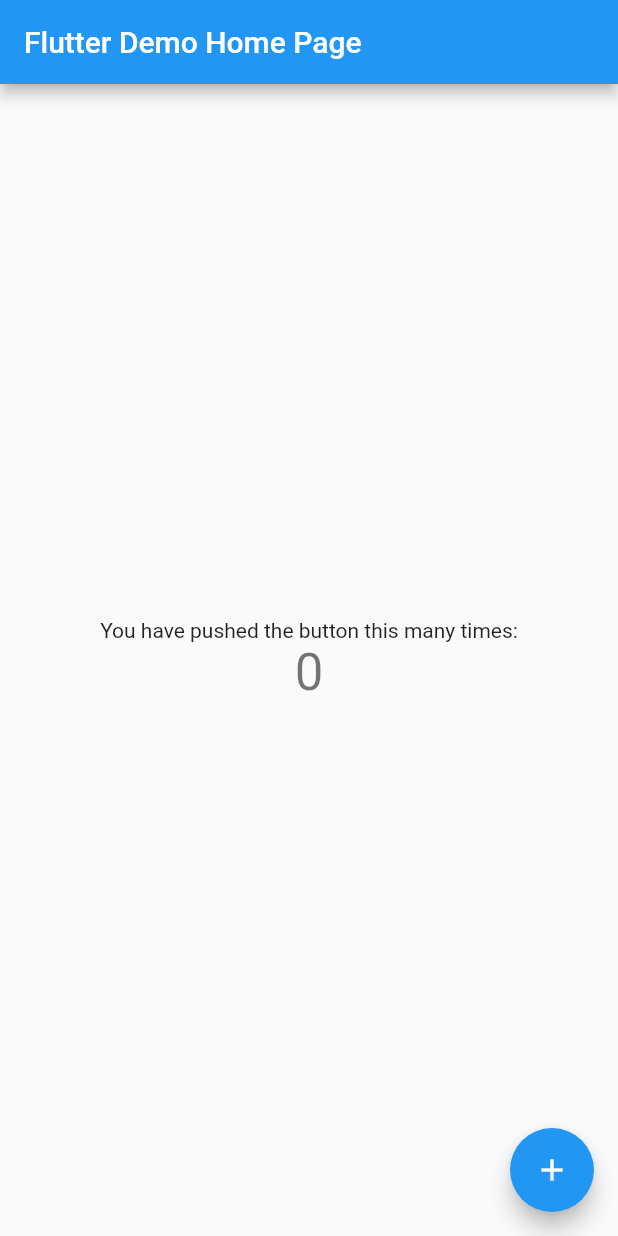
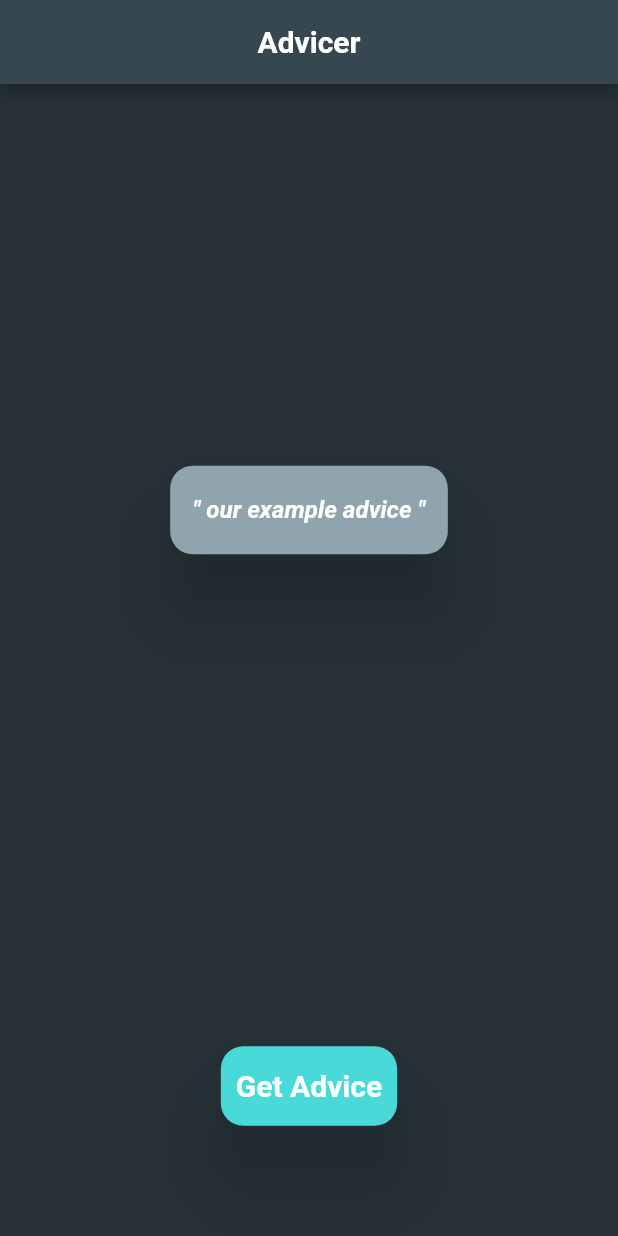
Before and after one commit to OpenSphereSoftware/FlutterLeichtGemacht_ZeroToMasery, a Flutter app: the screen it shows after launch, on a phone screen of 412 x 824 dp. Run offline on Flutter 3.47's test engine with Material 2 defaults, Android fonts, the phone set to English and light mode, and no system bars; our stand-ins replace bloc, flutter_bloc; Roboto replaces fonts that are missing (Rubik).

Commit message:
added bapplicaiton layer

```diff
--- /dev/null
+++ b/advicer/lib/application/bloc/advicer_bloc.dart
@@ -0,0 +1,33 @@
+import 'dart:async';
+
+import 'package:bloc/bloc.dart';
+import 'package:meta/meta.dart';
+
+part 'advicer_event.dart';
+part 'advicer_state.dart';
+
+class AdvicerBloc extends Bloc<AdvicerEvent, AdvicerState> {
+  AdvicerBloc() : super(AdvicerInitial());
+
+  Future sleep1() {
+    return Future.delayed(Duration(seconds: 2), () => "1");
+  }
+
+  @override
+  Stream<AdvicerState> mapEventToState(
+    AdvicerEvent event,
+  ) async* {
+    if (event is AdviceRequestedEvent) {
+      yield AdvicerStateLoading();
+
+      // do something
+      await sleep1(); // fake network request
+      // get advice
+
+      yield AdvicerStateLoaded(advice: "our example advice");
+    }
+    else if (event is ExampleEvent) {
+
+    }
+  }
+}
--- /dev/null
+++ b/advicer/lib/application/bloc/advicer_event.dart
@@ -0,0 +1,10 @@
+part of 'advicer_bloc.dart';
+
+@immutable
+abstract class AdvicerEvent {}
+
+
+/// event when button is pressed
+class AdviceRequestedEvent extends AdvicerEvent {}
+
+class ExampleEvent extends AdvicerEvent {}
--- /dev/null
+++ b/advicer/lib/application/bloc/advicer_state.dart
@@ -0,0 +1,19 @@
+part of 'advicer_bloc.dart';
+
+@immutable
+abstract class AdvicerState {}
+
+class AdvicerInitial extends AdvicerState {
+
+}
+
+
+
+class AdvicerStateLoading extends AdvicerState {}
+
+class AdvicerStateLoaded extends AdvicerState {
+  final String advice;
+  AdvicerStateLoaded({required this.advice});
+}
+
+class AdvicerStateError extends AdvicerState {}
--- a/advicer/lib/main.dart
+++ b/advicer/lib/main.dart
@@ -1,113 +1,27 @@
+
+import 'package:advicer/application/bloc/advicer_bloc.dart';
+import 'package:advicer/presentation/advicer/advicer_page.dart';
+import 'package:advicer/theme.dart';
 import 'package:flutter/material.dart';
+import 'package:flutter_bloc/flutter_bloc.dart';
+
 
 void main() {
   runApp(MyApp());
 }
 
 class MyApp extends StatelessWidget {
-  // This widget is the root of your application.
+
   @override
   Widget build(BuildContext context) {
     return MaterialApp(
-      title: 'Flutter Demo',
-      theme: ThemeData(
-        // This is the theme of your application.
-        //
-        // Try running your application with "flutter run". You'll see the
-        // application has a blue toolbar. Then, without quitting the app, try
-        // changing the primarySwatch below to Colors.green and then invoke
-        // "hot reload" (press "r" in the console where you ran "flutter run",
-        // or simply save your changes to "hot reload" in a Flutter IDE).
-        // Notice that the counter didn't reset back to zero; the application
-        // is not restarted.
-        primarySwatch: Colors.blue,
-      ),
-      home: MyHomePage(title: 'Flutter Demo Home Page'),
+      title: 'Advicer',
+      theme: AppTheme.lightTheme,
+      darkTheme: AppTheme.darkTheme,
+      themeMode: ThemeMode.dark,
+      home: BlocProvider(
+        create: (BuildContext context) => AdvicerBloc(),
+        child: AdvicerPage()),
     );
   }
 }
-
-class MyHomePage extends StatefulWidget {
-  MyHomePage({Key? key, required this.title}) : super(key: key);
-
-  // This widget is the home page of your application. It is stateful, meaning
-  // that it has a State object (defined below) that contains fields that affect
-  // how it looks.
-
-  // This class is the configuration for the state. It holds the values (in this
-  // case the title) provided by the parent (in this case the App widget) and
-  // used by the build method of the State. Fields in a Widget subclass are
-  // always marked "final".
-
-  final String title;
-
-  @override
-  _MyHomePageState createState() => _MyHomePageState();
-}
-
-class _MyHomePageState extends State<MyHomePage> {
-  int _counter = 0;
-
-  void _incrementCounter() {
-    setState(() {
-      // This call to setState tells the Flutter framework that something has
-      // changed in this State, which causes it to rerun the build method below
-      // so that the display can reflect the updated values. If we changed
-      // _counter without calling setState(), then the build method would not be
-      // called again, and so nothing would appear to happen.
-      _counter++;
-    });
-  }
-
-  @override
-  Widget build(BuildContext context) {
-    // This method is rerun every time setState is called, for instance as done
-    // by the _incrementCounter method above.
-    //
-    // The Flutter framework has been optimized to make rerunning build methods
-    // fast, so that you can just rebuild anything that needs updating rather
-    // than having to individually change instances of widgets.
-    return Scaffold(
-      appBar: AppBar(
-        // Here we take the value from the MyHomePage object that was created by
-        // the App.build method, and use it to set our appbar title.
-        title: Text(widget.title),
-      ),
-      body: Center(
-        // Center is a layout widget. It takes a single child and positions it
-        // in the middle of the parent.
-        child: Column(
-          // Column is also a layout widget. It takes a list of children and
-          // arranges them vertically. By default, it sizes itself to fit its
-          // children horizontally, and tries to be as tall as its parent.
-          //
-          // Invoke "debug painting" (press "p" in the console, choose the
-          // "Toggle Debug Paint" action from the Flutter Inspector in Android
-          // Studio, or the "Toggle Debug Paint" command in Visual Studio Code)
-          // to see the wireframe for each widget.
-          //
-          // Column has various properties to control how it sizes itself and
-          // how it positions its children. Here we use mainAxisAlignment to
-          // center the children vertically; the main axis here is the vertical
-          // axis because Columns are vertical (the cross axis would be
-          // horizontal).
-          mainAxisAlignment: MainAxisAlignment.center,
-          children: <Widget>[
-            Text(
-              'You have pushed the button this many times:',
-            ),
-            Text(
-              '$_counter',
-              style: Theme.of(context).textTheme.headline4,
-            ),
-          ],
-        ),
-      ),
-      floatingActionButton: FloatingActionButton(
-        onPressed: _incrementCounter,
-        tooltip: 'Increment',
-        child: Icon(Icons.add),
-      ), // This trailing comma makes auto-formatting nicer for build methods.
-    );
-  }
-}
--- /dev/null
+++ b/advicer/lib/presentation/advicer/advicer_page.dart
@@ -0,0 +1,65 @@
+import 'package:advicer/application/bloc/advicer_bloc.dart';
+import 'package:advicer/presentation/advicer/widgets/advice_field.dart';
+import 'package:advicer/presentation/advicer/widgets/custom_button.dart';
+import 'package:advicer/presentation/advicer/widgets/error_message.dart';
+import 'package:flutter/material.dart';
+import 'package:flutter_bloc/flutter_bloc.dart';
+
+class AdvicerPage extends StatelessWidget {
+  const AdvicerPage({Key? key}) : super(key: key);
+
+  @override
+  Widget build(BuildContext context) {
+    final themeData = Theme.of(context);
+    return Scaffold(
+      appBar: AppBar(
+          centerTitle: true,
+          title: Text(
+            "Advicer",
+            style: themeData.textTheme.headline1,
+          )),
+      body: Center(
+        child: Padding(
+          padding: const EdgeInsets.symmetric(horizontal: 50),
+          child: Column(
+            children: [
+              Expanded(
+                child: Center(
+                    child: BlocBuilder<AdvicerBloc, AdvicerState>(
+                  bloc: BlocProvider.of<AdvicerBloc>(context)
+                    ..add(AdviceRequestedEvent()),
+
+                  builder: (context, adviceState) {
+                    if (adviceState is AdvicerInitial) {
+                      return Text(
+                        "Your Advice is waiting for you!",
+                        style: themeData.textTheme.headline1,
+                      );
+                    } else if (adviceState is AdvicerStateLoading) {
+                      return CircularProgressIndicator(
+                        color: themeData.colorScheme.secondary,
+                      );
+                    } else if (adviceState is AdvicerStateLoaded) {
+                      return AdviceField(
+                        advice: adviceState.advice,
+                      );
+                    } else if (adviceState is AdvicerStateError) {
+                      return ErrorMessage();
+                    }
+                    return Placeholder();
+                  },
+                )),
+              ),
+              SizedBox(
+                height: 200,
+                child: Center(
+                  child: CustomButton(),
+                ),
+              )
+            ],
+          ),
+        ),
+      ),
+    );
+  }
+}
--- /dev/null
+++ b/advicer/lib/presentation/advicer/widgets/advice_field.dart
@@ -0,0 +1,26 @@
+
+
+import 'package:flutter/material.dart';
+
+class AdviceField extends StatelessWidget {
+  final String advice;
+  const AdviceField({ Key? key , required this.advice}) : super(key: key);
+
+  @override
+  Widget build(BuildContext context) {
+    final themeData = Theme.of(context);
+    return Material(
+        elevation: 20,
+        borderRadius: BorderRadius.circular(15),
+        child: Container(
+          decoration: BoxDecoration(
+              borderRadius: BorderRadius.circular(15),
+              color: themeData.colorScheme.onPrimary),
+          child: Padding(
+            padding: EdgeInsets.symmetric(horizontal: 15, vertical: 20),
+            child: Text('''" $advice "''', style: themeData.textTheme.bodyText1,textAlign: TextAlign.center,),
+          ),
+        ),
+      );
+  }
+}
--- /dev/null
+++ b/advicer/lib/presentation/advicer/widgets/custom_button.dart
@@ -0,0 +1,32 @@
+import 'package:advicer/application/bloc/advicer_bloc.dart';
+import 'package:flutter/material.dart';
+import 'package:flutter_bloc/flutter_bloc.dart';
+
+class CustomButton extends StatelessWidget {
+  const CustomButton({Key? key}) : super(key: key);
+
+  @override
+  Widget build(BuildContext context) {
+    final themeData = Theme.of(context);
+    return InkResponse(
+      onTap: () =>
+          BlocProvider.of<AdvicerBloc>(context).add(AdviceRequestedEvent()),
+      child: Material(
+        elevation: 20,
+        borderRadius: BorderRadius.circular(15),
+        child: Container(
+          decoration: BoxDecoration(
+              borderRadius: BorderRadius.circular(15),
+              color: themeData.colorScheme.secondary),
+          child: Padding(
+            padding: EdgeInsets.symmetric(horizontal: 10, vertical: 15),
+            child: Text(
+              "Get Advice",
+              style: themeData.textTheme.headline1,
+            ),
+          ),
+        ),
+      ),
+    );
+  }
+}
--- /dev/null
+++ b/advicer/lib/presentation/advicer/widgets/error_message.dart
@@ -0,0 +1,28 @@
+import 'package:flutter/material.dart';
+
+class ErrorMessage extends StatelessWidget {
+  const ErrorMessage({Key? key}) : super(key: key);
+
+  @override
+  Widget build(BuildContext context) {
+    final themeData = Theme.of(context);
+    return Column(
+      mainAxisAlignment: MainAxisAlignment.center,
+      children: [
+        Icon(
+          Icons.error,
+          size: 40,
+          color: Colors.redAccent,
+        ),
+        SizedBox(
+          height: 20,
+        ),
+        Text(
+          "Ups, something gone wrong. Please try again!",
+          style: themeData.textTheme.headline1,
+          textAlign: TextAlign.center,
+        )
+      ],
+    );
+  }
+}
--- /dev/null
+++ b/advicer/lib/theme.dart
@@ -0,0 +1,75 @@
+import 'package:flutter/material.dart';
+
+class AppTheme {
+  AppTheme._();
+
+  static final Color _lightPrimaryColor = Colors.blueGrey.shade50;
+  static final Color _lightPrimaryVariantColor = Colors.blueGrey.shade800;
+  static final Color _lightOnPrimaryColor = Colors.blueGrey.shade200;
+  static final Color _lightTextColorPrimary = Colors.black;
+  static final Color _appbarColorLight = Colors.blue;
+
+  static final Color _darkPrimaryColor = Colors.blueGrey.shade900;
+  static final Color _darkPrimaryVariantColor = Colors.black;
+  static final Color _darkOnPrimaryColor = Colors.blueGrey.shade300;
+  static const Color _darkTextColorPrimary = Colors.white;
+  static final Color _appbarColorDark = Colors.blueGrey.shade800;
+
+  static const Color _iconColor = Colors.white;
+
+  static const Color _accentColorDark = Color.fromRGBO(74, 217, 217, 1);
+
+  static final TextStyle _lightHeadingText =
+      TextStyle(color: _lightTextColorPrimary, fontFamily: "Rubik", fontSize: 20, fontWeight: FontWeight.bold);
+
+  static final TextStyle _lightBodyText = TextStyle(
+      color: _lightTextColorPrimary,
+      fontFamily: "Rubik",
+      fontStyle: FontStyle.italic,
+      fontWeight: FontWeight.bold,
+      fontSize: 16
+
+      );
+
+  static final TextTheme _lightTextTheme = TextTheme(
+    headline1: _lightHeadingText,
+    bodyText1: _lightBodyText,
+  );
+
+  static final TextStyle _darkThemeHeadingTextStyle =
+      _lightHeadingText.copyWith(color: _darkTextColorPrimary);
+
+  static final TextStyle _darkThemeBodyeTextStyle =
+      _lightBodyText.copyWith(color: _darkTextColorPrimary);
+
+  static final TextTheme _darkTextTheme = TextTheme(
+    headline1: _darkThemeHeadingTextStyle,
+    bodyText1: _darkThemeBodyeTextStyle,
+  );
+
+  static final ThemeData lightTheme = ThemeData(
+      scaffoldBackgroundColor: _lightPrimaryColor,
+      appBarTheme: AppBarTheme(
+          color: _appbarColorLight,
+          iconTheme: IconThemeData(color: _iconColor)),
+      bottomAppBarColor: _appbarColorLight,
+      colorScheme: ColorScheme.light(
+          primary: _lightPrimaryColor,
+          onPrimary: _lightOnPrimaryColor,
+          secondary: _accentColorDark,
+          primaryVariant: _lightPrimaryVariantColor),
+      textTheme: _lightTextTheme);
+
+  static final ThemeData darkTheme = ThemeData(
+      scaffoldBackgroundColor: _darkPrimaryColor,
+      appBarTheme: AppBarTheme(
+          color: _appbarColorDark, iconTheme: IconThemeData(color: _iconColor)),
+      bottomAppBarColor: _appbarColorDark,
+      colorScheme: ColorScheme.dark(
+        primary: _darkPrimaryColor,
+            secondary: _accentColorDark,
+        onPrimary: _darkOnPrimaryColor,
+        primaryVariant: _darkPrimaryVariantColor,
+      ),
+      textTheme: _darkTextTheme);
+}
```
Also changed, not shown: advicer/pubspec.yaml (+3 -10 lines).
